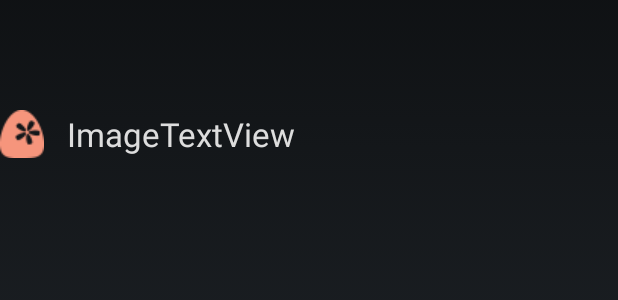
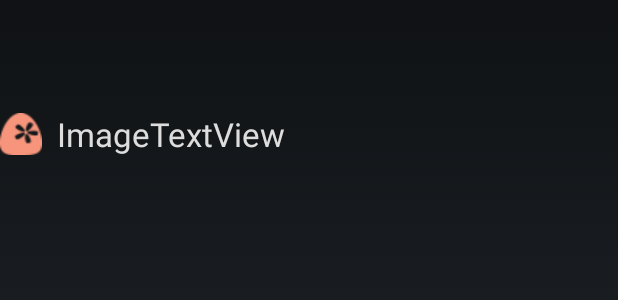
Before and after one commit to chao-zhou/NailD2D, an Android app: the layout component_image_text_view.xml on its own in the app's theme, with its tools: preview values and no code run, on a phone screen of 412 x 824 dp. Shown: the part 484-784 px from the top of the screen. Run offline under Robolectric (Android 15) with nearby library versions, the phone set to English and light mode, and no system bars.

Commit message:
界面微调

```diff
--- a/app/src/main/res/layout/component_image_text_view.xml
+++ b/app/src/main/res/layout/component_image_text_view.xml
@@ -4,8 +4,8 @@
     android:layout_height="match_parent">
     <ImageView
         android:id="@+id/component_image_text_view_image"
-        android:layout_width="wrap_content"
-        android:layout_height="wrap_content"
+        android:layout_width="28dp"
+        android:layout_height="28dp"
         android:scaleType="centerInside"
         android:layout_gravity="center_vertical"
         android:background="@drawable/pkgls_icon_name_normal"/>
@@ -17,5 +17,5 @@
         android:textColor="#DDDDDD"
         android:text="ImageTextView"
         android:textSize="22sp"
-        android:layout_marginLeft="15dp"/>
+        android:layout_marginLeft="10dp"/>
 </LinearLayout>
```
Also changed, not shown: app/src/main/res/drawable-mdpi/right_arrow_pink.png (added), app/src/main/res/drawable-mdpi/underline_black.png (added), 1 other file.
